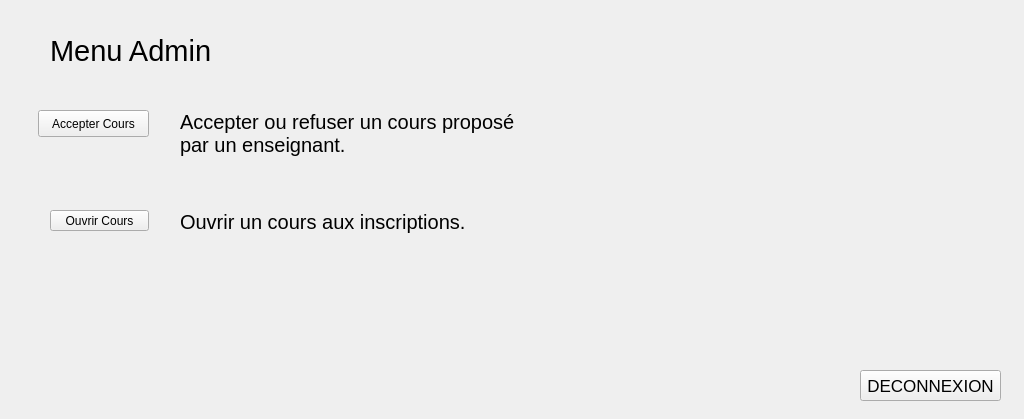
This is contenu.ui in formotiis/CPOOA as Qt 5 draws it before an edit. The edited form follows.
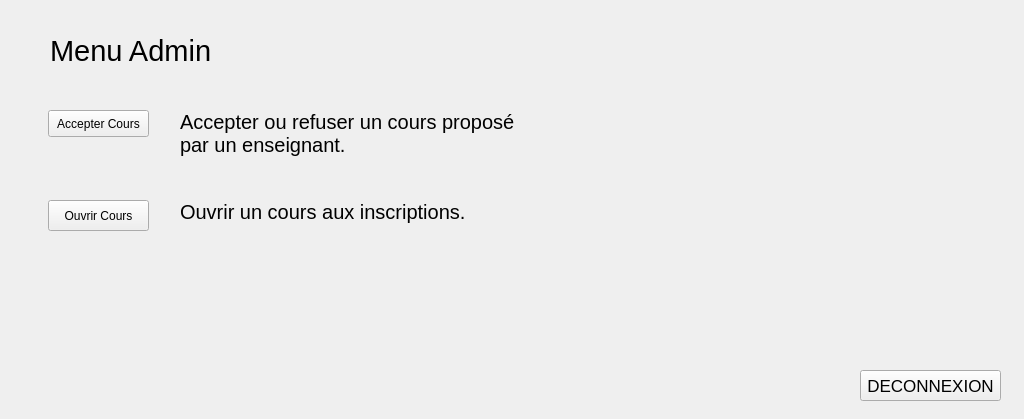
This is the edited form. The open tabs and pages were chosen to show the change.

Patch:
```diff
--- a/contenu.ui
+++ b/contenu.ui
@@ -271,10 +271,10 @@
    <widget class="QPushButton" name="b_opencours_4">
     <property name="geometry">
      <rect>
-      <x>50</x>
-      <y>210</y>
-      <width>99</width>
-      <height>21</height>
+      <x>48</x>
+      <y>200</y>
+      <width>101</width>
+      <height>31</height>
      </rect>
     </property>
     <property name="text">
@@ -303,7 +303,7 @@
     <property name="geometry">
      <rect>
       <x>180</x>
-      <y>210</y>
+      <y>200</y>
       <width>311</width>
       <height>61</height>
      </rect>
@@ -323,9 +323,9 @@
    <widget class="QPushButton" name="b_acccours_2">
     <property name="geometry">
      <rect>
-      <x>38</x>
+      <x>48</x>
       <y>110</y>
-      <width>111</width>
+      <width>101</width>
       <height>27</height>
      </rect>
     </property>
```
Left out of the diff: 2 changed lines with no effect on the pictures.
